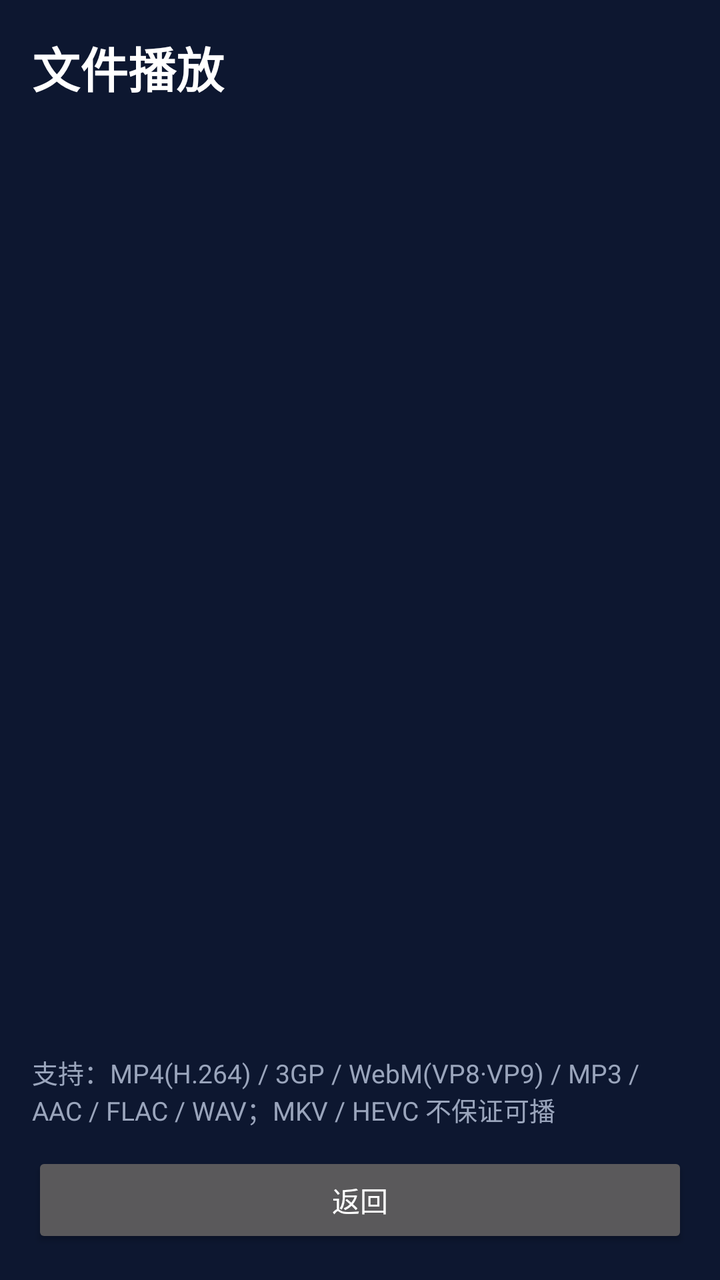
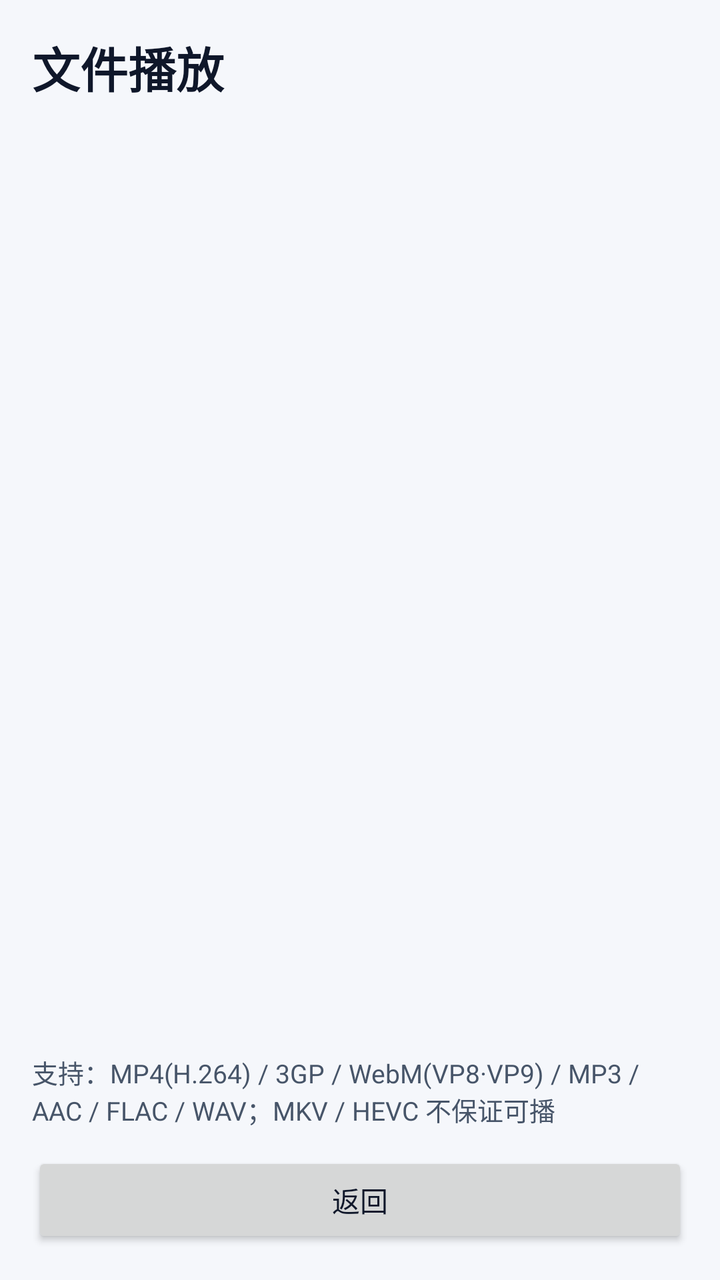

Screens rendered from an Android XML layout before and after an edit, with the pre-edit source and the edit as a unified diff.
<!-- AndroidManifest.xml: application theme Theme.CastLink -->
<!-- res/layout/activity_player.xml -->
<?xml version="1.0" encoding="utf-8"?>
<LinearLayout xmlns:android="http://schemas.android.com/apk/res/android"
    android:layout_width="match_parent"
    android:layout_height="match_parent"
    android:background="@color/deep_blue"
    android:orientation="vertical"
    android:padding="16dp">

    <TextView
        android:id="@+id/tv_player_title"
        android:layout_width="match_parent"
        android:layout_height="wrap_content"
        android:text="@string/player_title"
        android:textColor="@color/white"
        android:textSize="24sp"
        android:textStyle="bold" />

    <FrameLayout
        android:layout_width="match_parent"
        android:layout_height="0dp"
        android:layout_marginTop="12dp"
        android:layout_weight="1">

        <SurfaceView
            android:id="@+id/sv_player"
            android:layout_width="match_parent"
            android:layout_height="match_parent"
            android:visibility="gone" />

        <ScrollView
            android:id="@+id/sv_file_list"
            android:layout_width="match_parent"
            android:layout_height="match_parent">

            <LinearLayout
                android:id="@+id/ll_file_list"
                android:layout_width="match_parent"
                android:layout_height="wrap_content"
                android:orientation="vertical" />
        </ScrollView>
    </FrameLayout>

    <TextView
        android:id="@+id/tv_player_status"
        android:layout_width="match_parent"
        android:layout_height="wrap_content"
        android:layout_marginTop="8dp"
        android:textColor="@color/status_green"
        android:textSize="16sp" />

    <TextView
        android:layout_width="match_parent"
        android:layout_height="wrap_content"
        android:layout_marginTop="4dp"
        android:text="@string/player_formats"
        android:textColor="@color/text_secondary"
        android:textSize="13sp" />

    <LinearLayout
        android:layout_width="match_parent"
        android:layout_height="wrap_content"
        android:layout_marginTop="12dp"
        android:orientation="horizontal">

        <Button
            android:id="@+id/btn_player_stop"
            android:layout_width="0dp"
            android:layout_height="wrap_content"
            android:layout_weight="1"
            android:text="@string/player_stop"
            android:visibility="gone" />

        <Button
            android:id="@+id/btn_player_back"
            android:layout_width="0dp"
            android:layout_height="wrap_content"
            android:layout_weight="1"
            android:text="@string/btn_back" />
    </LinearLayout>
</LinearLayout>
<!-- resources referenced by this layout -->
<resources>
  <color name="deep_blue">#0D1730</color>
  <color name="status_green">#00E676</color>
  <color name="text_secondary">#9AA5BC</color>
  <color name="white">#FFFFFF</color>
  <string name="btn_back">返回</string>
  <string name="player_formats">支持：MP4(H.264) / 3GP / WebM(VP8·VP9) / MP3 / AAC / FLAC / WAV；MKV / HEVC 不保证可播</string>
  <string name="player_stop">停止</string>
  <string name="player_title">文件播放</string>
  <style name="Theme.CastLink" parent="android:Theme.Material.NoActionBar">
          <item name="android:colorPrimary">@color/nebula_cyan</item>
          <item name="android:colorPrimaryDark">@color/nebula_bg</item>
          <item name="android:colorAccent">@color/nebula_cyan</item>
          <item name="android:windowBackground">@drawable/bg_nebula</item>
          <item name="android:textColorPrimary">@color/nebula_text</item>
          <item name="android:textColorSecondary">@color/nebula_text_2ry</item>
      </style>
  <color name="nebula_cyan">#00E5FF</color>
  <color name="nebula_bg">#050810</color>
  <!-- drawable bg_nebula (drawable) -->
  <?xml version="1.0" encoding="utf-8"?>
  <shape xmlns:android="http://schemas.android.com/apk/res/android"
      android:shape="rectangle">
      <gradient
          android:angle="135"
          android:startColor="#050810"
          android:centerColor="#080D1D"
          android:endColor="#0D1730"
          android:type="linear" />
  </shape>
  <color name="nebula_text">#FFFFFF</color>
  <color name="nebula_text_2ry">#9AA5BC</color>
</resources>

<!-- the commit's change to res/layout/activity_player.xml (unified diff, before → after) -->
@@ -2,7 +2,7 @@
 <LinearLayout xmlns:android="http://schemas.android.com/apk/res/android"
     android:layout_width="match_parent"
     android:layout_height="match_parent"
-    android:background="@color/deep_blue"
+    android:background="@drawable/bg_nebula"
     android:orientation="vertical"
     android:padding="16dp">
 
@@ -11,7 +11,7 @@
         android:layout_width="match_parent"
         android:layout_height="wrap_content"
         android:text="@string/player_title"
-        android:textColor="@color/white"
+        android:textColor="@color/nebula_text"
         android:textSize="24sp"
         android:textStyle="bold" />
 
@@ -53,7 +53,7 @@
         android:layout_height="wrap_content"
         android:layout_marginTop="4dp"
         android:text="@string/player_formats"
-        android:textColor="@color/text_secondary"
+        android:textColor="@color/nebula_text_2ry"
         android:textSize="13sp" />
 
     <LinearLayout
<!-- resource entries referenced after the edit -->
@@ -1,35 +1,32 @@
 <!-- resources referenced by this layout -->
 <resources>
-  <color name="deep_blue">#0D1730</color>
-  <color name="status_green">#00E676</color>
-  <color name="text_secondary">#9AA5BC</color>
-  <color name="white">#FFFFFF</color>
+  <color name="status_green">@color/nebula_green</color>
   <string name="btn_back">返回</string>
   <string name="player_formats">支持：MP4(H.264) / 3GP / WebM(VP8·VP9) / MP3 / AAC / FLAC / WAV；MKV / HEVC 不保证可播</string>
   <string name="player_stop">停止</string>
   <string name="player_title">文件播放</string>
-  <style name="Theme.CastLink" parent="android:Theme.Material.NoActionBar">
+  <style name="Theme.CastLink" parent="android:Theme.Material.Light.NoActionBar">
           <item name="android:colorPrimary">@color/nebula_cyan</item>
           <item name="android:colorPrimaryDark">@color/nebula_bg</item>
           <item name="android:colorAccent">@color/nebula_cyan</item>
-          <item name="android:windowBackground">@drawable/bg_nebula</item>
+          <item name="android:windowBackground">@color/nebula_bg</item>
+          <item name="android:statusBarColor">@color/nebula_bg</item>
+          <item name="android:navigationBarColor">@color/nebula_bg</item>
           <item name="android:textColorPrimary">@color/nebula_text</item>
           <item name="android:textColorSecondary">@color/nebula_text_2ry</item>
+          <item name="android:textColorHint">@color/nebula_text_3ry</item>
+          <item name="android:windowLightStatusBar">true</item>
       </style>
-  <color name="nebula_cyan">#00E5FF</color>
-  <color name="nebula_bg">#050810</color>
+  <color name="nebula_green">#16A34A</color>
+  <color name="nebula_cyan">#2563EB</color>
+  <color name="nebula_text_3ry">#7A869A</color>
+  <color name="nebula_bg">#F5F7FB</color>
   <!-- drawable bg_nebula (drawable) -->
   <?xml version="1.0" encoding="utf-8"?>
-  <shape xmlns:android="http://schemas.android.com/apk/res/android"
-      android:shape="rectangle">
-      <gradient
-          android:angle="135"
-          android:startColor="#050810"
-          android:centerColor="#080D1D"
-          android:endColor="#0D1730"
-          android:type="linear" />
+  <shape xmlns:android="http://schemas.android.com/apk/res/android" android:shape="rectangle">
+      <solid android:color="@color/nebula_bg" />
   </shape>
-  <color name="nebula_text">#FFFFFF</color>
-  <color name="nebula_text_2ry">#9AA5BC</color>
+  <color name="nebula_text">#0F172A</color>
+  <color name="nebula_text_2ry">#475569</color>
 </resources>
 
